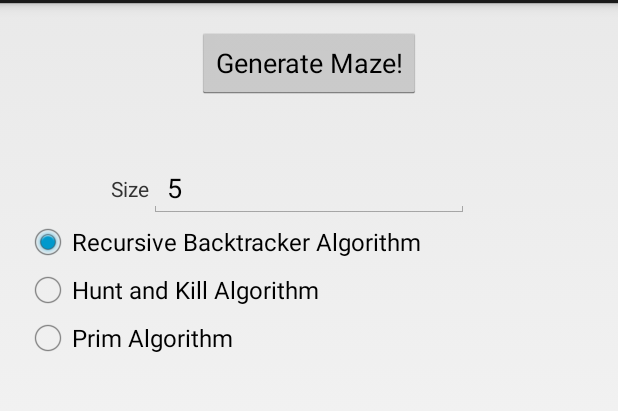
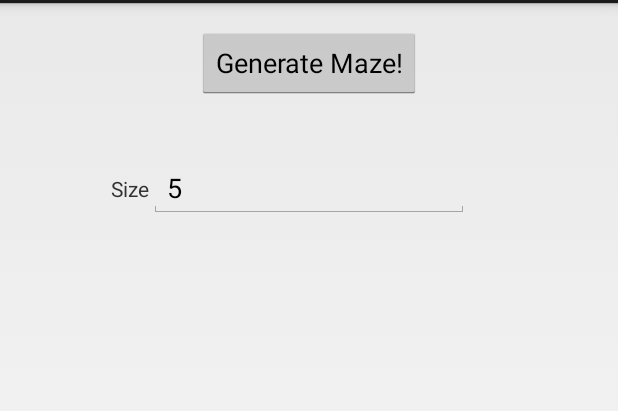
Before and after one commit to AugustanaCSC490Spring2015/CipherSquadGame, an Android app: the screen it shows after launch (IntroActivity), on a phone screen of 412 x 824 dp, the part 69-480 px from its top. Run offline under Robolectric (Android 15) with nearby library versions, the phone set to English and light mode, and no system bars.

Commit message:
Removed maze generation algorithm choices; maze will always be generated using recursive backtracker

```diff
--- a/app/src/main/java/edu/augustana/csc490/gamestarter/IntroActivity.java
+++ b/app/src/main/java/edu/augustana/csc490/gamestarter/IntroActivity.java
@@ -14,12 +14,8 @@ import android.widget.RadioButton;
 public class IntroActivity extends Activity {
 
     int size; //initial maze size entered by user
-    int algorithm; //algorithm for maze generation chosen by user
 
     EditText sizeEditText; //for user to enter the desired size for the initial maze
-
-    RadioButton algo2; //Hunt and Kill algorithm
-    RadioButton algo3; //Prim algorithm
 
     @Override
     protected void onCreate(Bundle savedInstanceState) {
@@ -27,10 +23,6 @@ public class IntroActivity extends Activity {
         setContentView(R.layout.activity_intro);
         Button launchButton = (Button) findViewById(R.id.launchButton);
         sizeEditText = (EditText) findViewById(R.id.sizeEditText);
-
-        // algo1 RadioButton for Recursive Backtracker algorithm is unnecessary as it is the default option
-        algo2 = (RadioButton) findViewById(R.id.algo2);
-        algo3 = (RadioButton) findViewById(R.id.algo3);
 
         launchButton.setOnClickListener(clickHandler);
     }
@@ -42,15 +34,7 @@ public class IntroActivity extends Activity {
             Intent intent = new Intent(IntroActivity.this, MainActivity.class);
             size = Integer.parseInt(sizeEditText.getText().toString());
 
-            algorithm = 1;
-            if (algo2.isChecked()) {
-                algorithm = 2;
-            } else if (algo3.isChecked()) {
-                algorithm = 3;
-            }
-
             intent.putExtra("size", size);
-            intent.putExtra("algorithm", algorithm);
             startActivity(intent);
         }
     };
--- a/app/src/main/java/edu/augustana/csc490/gamestarter/MainGameView.java
+++ b/app/src/main/java/edu/augustana/csc490/gamestarter/MainGameView.java
@@ -90,7 +90,6 @@ public class MainGameView extends SurfaceView implements SurfaceHolder.Callback
         Intent i = mainActivity.getIntent();
         height = i.getIntExtra("size", 20);
         width = i.getIntExtra("size", 20);
-        algorithm = i.getIntExtra("algorithm", 1);
 
 
     }
--- a/app/src/main/java/game/Game.java
+++ b/app/src/main/java/game/Game.java
@@ -79,8 +79,6 @@ public class Game {
     //maze types
     public static final int NUM_MAZE_TYPES = 3;
     public static final int RECURSIVE_BACKTRACKER_MAZE = 1;
-    public static final int HUNT_AND_KILL_MAZE = 2;
-    public static final int PRIM_MAZE = 3;
 
     //player settings
     public static final int NUM_OPPONENTS = 0;
--- a/app/src/main/java/game/Mouse.java
+++ b/app/src/main/java/game/Mouse.java
@@ -101,7 +101,6 @@ public abstract class Mouse {
 
 
     public int addPoints(int points) {
-
         mousePoints = mousePoints + points;
         return mousePoints;
     }
--- a/app/src/main/res/layout/activity_intro.xml
+++ b/app/src/main/res/layout/activity_intro.xml
@@ -36,31 +36,4 @@
         android:layout_alignTop="@+id/sizeEditText"
         android:gravity="center_vertical" />
 
-    <RadioGroup
-        android:layout_width="fill_parent"
-        android:layout_height="fill_parent"
-        android:layout_alignParentRight="true"
-        android:layout_alignParentEnd="true"
-        android:layout_below="@+id/sizeEditText">
-
-        <RadioButton
-            android:layout_width="wrap_content"
-            android:layout_height="wrap_content"
-            android:text="Recursive Backtracker Algorithm"
-            android:id="@+id/algo1"
-            android:checked="true" />
-
-        <RadioButton
-            android:layout_width="wrap_content"
-            android:layout_height="wrap_content"
-            android:text="Hunt and Kill Algorithm"
-            android:id="@+id/algo2" />
-
-        <RadioButton
-            android:layout_width="wrap_content"
-            android:layout_height="wrap_content"
-            android:id="@+id/algo3"
-            android:text="Prim Algorithm" />
-    </RadioGroup>
-
 </RelativeLayout>
```
